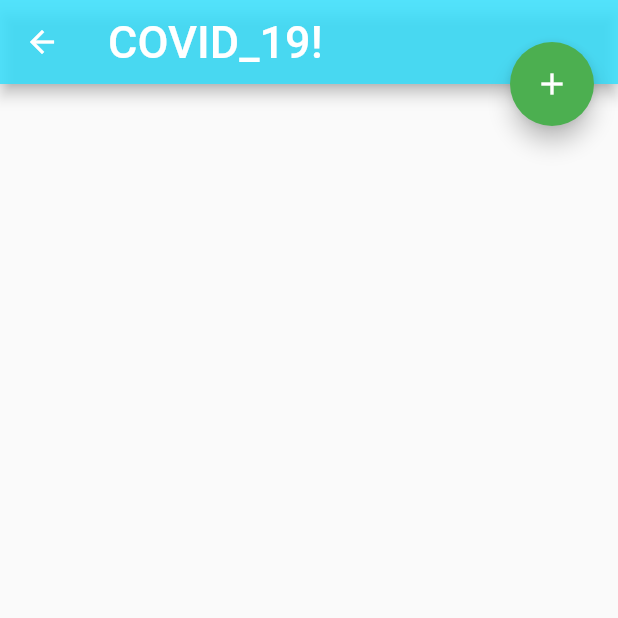
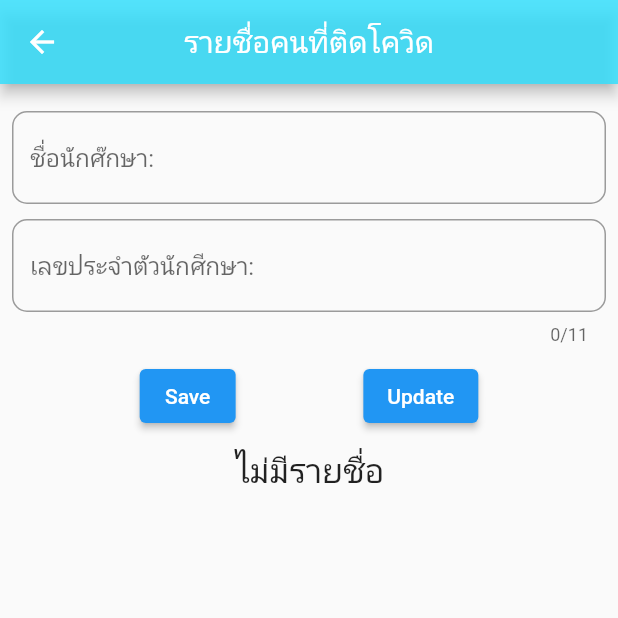
Before and after one commit to ninenotes/ViewStudent, a Flutter app: the covid screen opened directly, on a phone screen of 412 x 824 dp, the top half of it. Run offline on Flutter 3.47's test engine with Material 2 defaults, Android fonts, the light colour scheme and no system bars; our stand-ins replace cloud_firestore, firebase_auth, firebase_core, firebase_storage, image_picker and 1 more; missing offline and left inert: dart:ffi, pdf_viewer_jk, searchable_listview; accounts and stored records are empty.

Commit message:
3/15/2023

```diff
--- a/lib/bodys/COVID_19.dart
+++ b/lib/bodys/COVID_19.dart
@@ -1,43 +1,161 @@
-import 'package:firebase_core/firebase_core.dart';
-import 'package:flutter/cupertino.dart';
+
 import 'package:flutter/material.dart';
-import 'package:viewstudent/states/add_covid19.dart';
 
-import '../utility/my_constant.dart';
-import '../widgets/show_text.dart';
+import '../utility/contact.dart';
 
 class covid extends StatefulWidget {
-  const covid({super.key});
+  const covid({Key? key}) : super(key: key);
 
   @override
-  State<covid> createState() => _covidState();
+  State<covid> createState() => _CovidPageState();
 }
 
-class _covidState extends State<covid> {
-  @override
-  void initState() {
-    WidgetsFlutterBinding.ensureInitialized();
+class  _CovidPageState extends State<covid> {
+  TextEditingController nameController = TextEditingController();
+  TextEditingController contactController = TextEditingController();
+  List<Contact> contacts = List.empty(growable: true);
 
-    super.initState();
-  }
+  int selectedIndex = -1;
+
   @override
   Widget build(BuildContext context) {
-     return Scaffold(
+    return Scaffold(
       appBar: AppBar(
-        title: ShowText(
-          text: 'COVID_19!',
-          textStyle: Myconstant().h2whiteStyle(),
+        centerTitle: true,
+        title: const Text('รายชื่อคนที่ติดโควิด'),
+      ),
+      body: Padding(
+        padding: const EdgeInsets.all(8.0),
+        child: Column(
+          children: [
+            const SizedBox(height: 10),
+            TextField(
+              controller: nameController,
+              decoration: const InputDecoration(
+                  hintText: 'ชื่อนักศ๊กษา:',
+                  border: OutlineInputBorder(
+                      borderRadius: BorderRadius.all(
+                    Radius.circular(10),
+                  ))),
+            ),
+            const SizedBox(height: 10),
+            TextField(
+              controller: contactController,
+              keyboardType: TextInputType.number,
+              maxLength: 11,
+              decoration: const InputDecoration(
+                  hintText: 'เลขประจำตัวนักศีกษา:',
+                  border: OutlineInputBorder(
+                      borderRadius: BorderRadius.all(
+                    Radius.circular(10),
+                  ))),
+            ),
+            const SizedBox(height: 10),
+            Row(
+              mainAxisAlignment: MainAxisAlignment.spaceEvenly,
+              children: [
+                ElevatedButton(
+                    onPressed: () {
+                      //
+                      String name = nameController.text.trim();
+                      String contact = contactController.text.trim();
+                      if (name.isNotEmpty && contact.isNotEmpty) {
+                        setState(() {
+                          nameController.text = '';
+                          contactController.text = '';
+                          contacts.add(Contact(name: name, contact: contact));
+                        });
+                      }
+                      //
+                    },
+                    child: const Text('Save')),
+                ElevatedButton(
+                    onPressed: () {
+                      //
+                      String name = nameController.text.trim();
+                      String contact = contactController.text.trim();
+                      if (name.isNotEmpty && contact.isNotEmpty) {
+                        setState(() {
+                          nameController.text = '';
+                          contactController.text = '';
+                          contacts[selectedIndex].name = name;
+                          contacts[selectedIndex].contact = contact;
+                          selectedIndex = -1;
+                        });
+                      }
+                      //
+                    },
+                    child: const Text('Update')),
+              ],
+            ),
+            const SizedBox(height: 10),
+            contacts.isEmpty
+                ? const Text(
+                    'ไม่มีรายชื่อ',
+                    style: TextStyle(fontSize: 22),
+                  )
+                : Expanded(
+                    child: ListView.builder(
+                      itemCount: contacts.length,
+                      itemBuilder: (context, index) => getRow(index),
+                    ),
+                  )
+          ],
         ),
       ),
-     floatingActionButtonLocation: FloatingActionButtonLocation.endTop,
-        floatingActionButton: FloatingActionButton(
-          onPressed: ()=>{
-            Navigator.push(context, MaterialPageRoute(builder: (context) =>const add_datacovid19(),),)
+    );
+  }
 
-          },
-          child: Icon(Icons.add),
-          backgroundColor: Colors.green,
-    ),
-     );
+  Widget getRow(int index) {
+    return Card(
+      child: ListTile(
+        leading: CircleAvatar(
+          backgroundColor:
+              index % 2 == 0 ? Colors.deepPurpleAccent : Colors.purple,
+          foregroundColor: Colors.white,
+          child: Text(
+            contacts[index].name[0],
+            style: const TextStyle(fontWeight: FontWeight.bold),
+          ),
+        ),
+        title: Column(
+          crossAxisAlignment: CrossAxisAlignment.start,
+          children: [
+            Text(
+              contacts[index].name,
+              style: const TextStyle(fontWeight: FontWeight.bold),
+            ),
+            Text(contacts[index].contact),
+          ],
+        ),
+        trailing: SizedBox(
+          width: 70,
+          child: Row(
+            children: [
+              InkWell(
+                  onTap: () {
+                    //
+                    nameController.text = contacts[index].name;
+                    contactController.text = contacts[index].contact;
+                    setState(() {
+                      selectedIndex = index;
+                    });
+                    //
+                  },
+                  child: const Icon(Icons.edit)),
+              InkWell(
+                  onTap: (() {
+                    //
+                    setState(() {
+                      contacts.removeAt(index);
+                    });
+                    //
+                  }),
+                  child: const Icon(Icons.delete)),
+            ],
+          ),
+        ),
+      ),
+    );
   }
 }
--- /dev/null
+++ b/lib/utility/contact.dart
@@ -0,0 +1,5 @@
+class Contact {
+  String name;
+  String contact;
+  Contact({required this.name, required this.contact});
+}
```
Also changed, not shown: lib/bodys/acadmic_results.dart (+11 -9 lines), lib/bodys/tc_profile.dart (line endings or trailing spaces).
